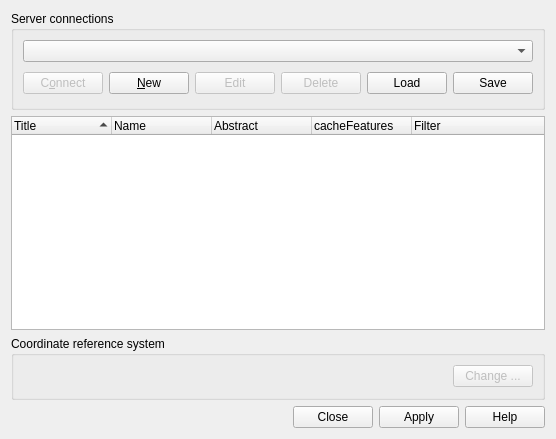
Qt form src/ui/qgswfssourceselectbase.ui (qgis/QGIS) before a commit.
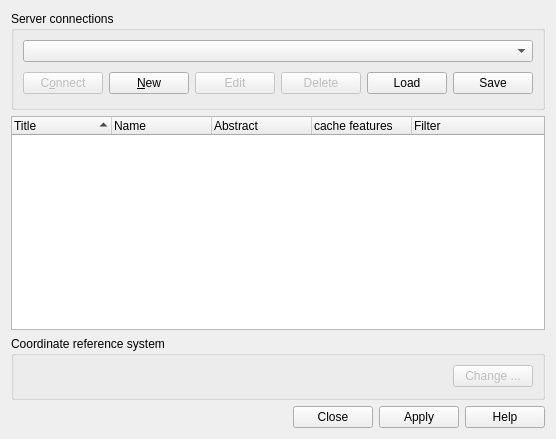
The same form after that commit.

Diff of the .ui file:
```diff
--- a/src/ui/qgswfssourceselectbase.ui
+++ b/src/ui/qgswfssourceselectbase.ui
@@ -131,7 +131,7 @@
      </column>
      <column>
       <property name="text">
-       <string>cacheFeatures</string>
+       <string>cache features</string>
       </property>
      </column>
      <column>
```
